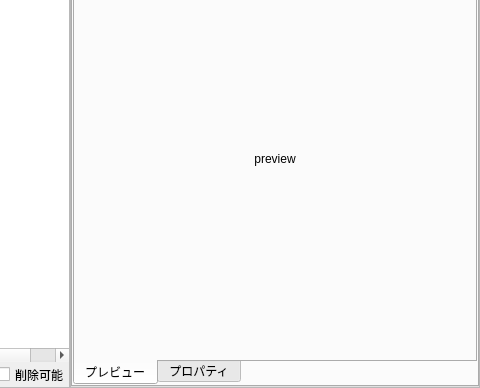
Above: ui/mainWindow.ui from yufujimoto/SurveyDataCollector before the change; both pictures show x 550 to 1030 and y 416 to 804 of the 1030 by 804 pixel window. Below: the same form after it.
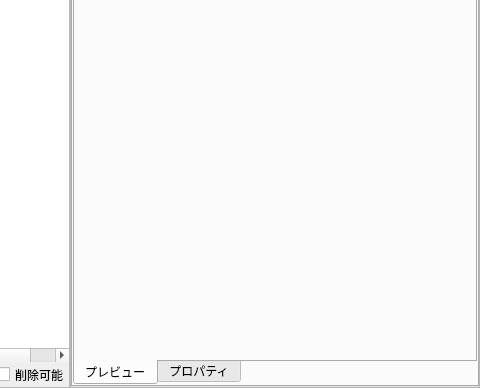
That is the form after the change. The open tabs and pages were chosen to show the change. Icons and pictures are not drawn.

```diff
--- a/ui/mainWindow.ui
+++ b/ui/mainWindow.ui
@@ -2187,16 +2187,6 @@
                            </item>
                           </layout>
                          </item>
-                         <item>
-                          <widget class="QLabel" name="lbl_img_preview">
-                           <property name="text">
-                            <string>preview</string>
-                           </property>
-                           <property name="alignment">
-                            <set>Qt::AlignCenter</set>
-                           </property>
-                          </widget>
-                         </item>
                         </layout>
                        </item>
                       </layout>
```
Left out of the diff: 52 changed lines with no effect on the pictures.
